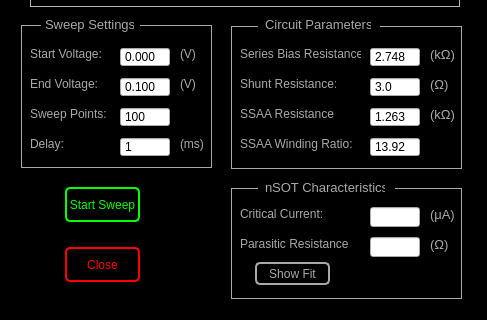
This is Scanner GUI/nSOTCharacterizer/preliminarySweep.ui in afylab/nanoSQUID-Scanning-Software as Qt 5 draws it before an edit; both pictures show x 0 to 487 and y 323 to 643 of the 487 by 643 pixel window. The edited form follows.
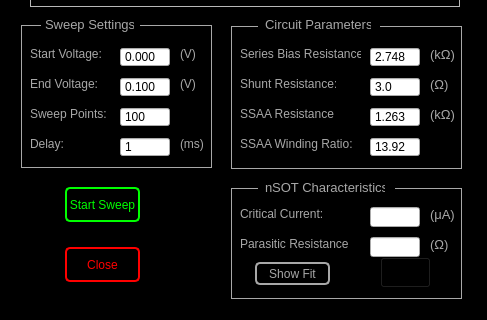
This is the edited form. Icons and pictures are not drawn.

Diff of the .ui file:
```diff
--- a/Scanner GUI/nSOTCharacterizer/preliminarySweep.ui
+++ b/Scanner GUI/nSOTCharacterizer/preliminarySweep.ui
@@ -1015,6 +1015,43 @@
     <string>Show Fit</string>
    </property>
   </widget>
+  <widget class="QPushButton" name="pushButton_Show">
+   <property name="geometry">
+    <rect>
+     <x>380</x>
+     <y>580</y>
+     <width>51</width>
+     <height>31</height>
+    </rect>
+   </property>
+   <property name="sizePolicy">
+    <sizepolicy hsizetype="Preferred" vsizetype="Preferred">
+     <horstretch>0</horstretch>
+     <verstretch>0</verstretch>
+    </sizepolicy>
+   </property>
+   <property name="toolTip">
+    <string>Show linecut</string>
+   </property>
+   <property name="styleSheet">
+    <string notr="true">QPushButton:disabled#pushButton_Show {image:url(:/nSOTScanner/Pictures/lock.png)}
+
+#pushButton_Show{
+image:url(:/nSOTScanner/Pictures/Show.png);
+background: black;
+}
+
+QPushButton:pressed#pushButton_Show{
+image:url(:/nSOTScanner/Pictures/Show.png);
+background: black;
+border: 2px rgb(131,131,131);
+border-radius: 5px
+}</string>
+   </property>
+   <property name="text">
+    <string/>
+   </property>
+  </widget>
  </widget>
  <resources>
   <include location="../Resources/nSOTScannerResources.qrc"/>
```
